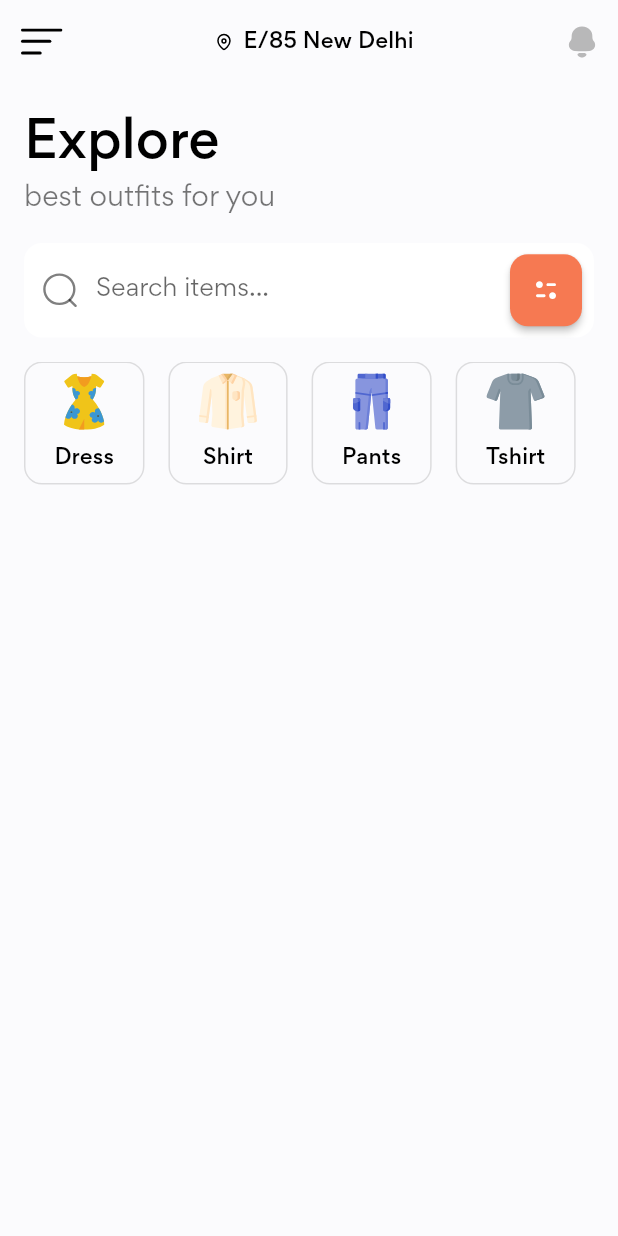
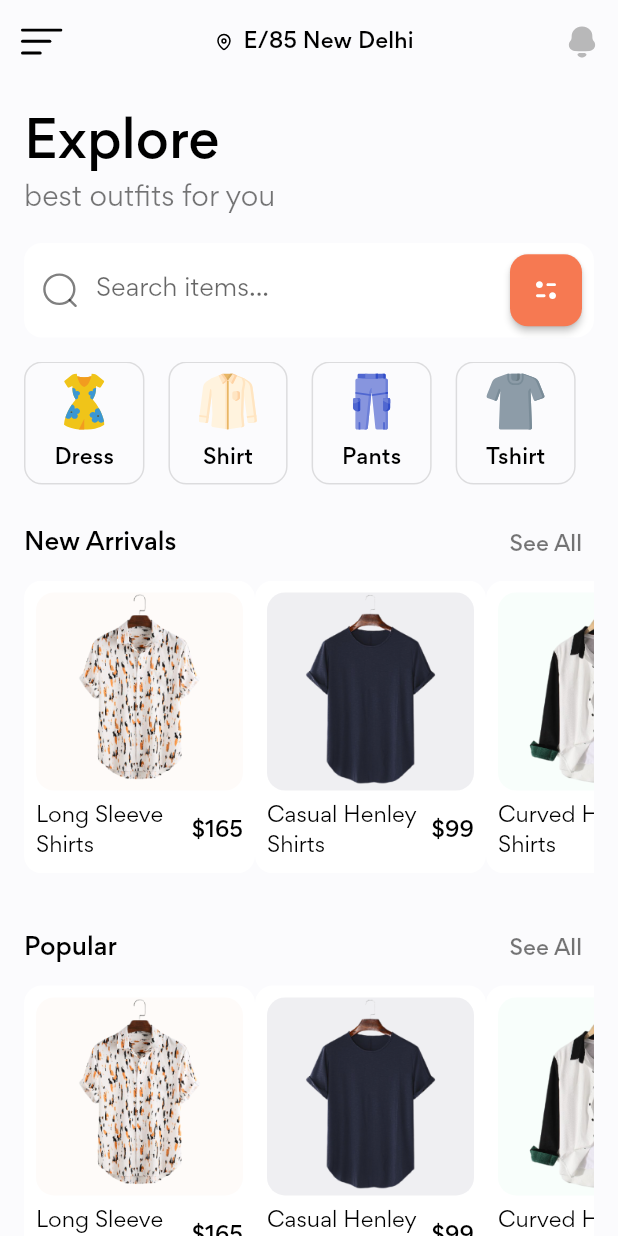
Before and after one commit to Vikram1997-hue/Shopping_App, a Flutter app: the screen it shows after launch, on a phone screen of 412 x 824 dp. Run offline on Flutter 3.47's test engine with Material 2 defaults, Android fonts, the light colour scheme and no system bars; our stand-ins replace flutter_svg.

Commit message:
home screen completed

```diff
--- a/lib/main.dart
+++ b/lib/main.dart
@@ -22,6 +22,10 @@ class MyApp extends StatelessWidget {
         textTheme: const TextTheme(
           bodyText2: TextStyle(color: Colors.black54),
         ),
+        // textTheme: Theme.of(context).textTheme.apply(
+        //   bodyColor: Colors.black54,
+        //   fontFamily: "Gordita",
+        // ),
       ),
       home: HomeScreen(),
     );
--- /dev/null
+++ b/lib/models/Product.dart
@@ -0,0 +1,38 @@
+import 'package:flutter/material.dart';
+
+class Product {
+  final String image, title;
+  final int price;
+  final Color color;
+
+  Product({
+    @required this.image, this.title, this.price,
+    this.color = const Color(0xFFEFEFF2),
+  });
+}
+
+List<Product> demo_product = [
+  Product(
+    image: "assets/images/product_0.png",
+    title: "Long Sleeve Shirts",
+    price: 165,
+    color: const Color(0xFFFEFBF9),
+  ),
+  Product(
+    image: "assets/images/product_1.png",
+    title: "Casual Henley Shirts",
+    price: 99,
+  ),
+  Product(
+    image: "assets/images/product_2.png",
+    title: "Curved Hem Shirts",
+    price: 180,
+    color: const Color(0xFFF8FEFB),
+  ),
+  Product(
+    image: "assets/images/product_3.png",
+    title: "Casual Nolin",
+    price: 149,
+    color: const Color(0xFFEEEEED),
+  ),
+];
--- a/lib/screens/home/components/categories.dart
+++ b/lib/screens/home/components/categories.dart
@@ -15,7 +15,7 @@ class Categories extends StatelessWidget {
       child: Row(
         children: List.generate(
           demo_categories.length,
-              (index) => Padding(
+          (index) => Padding(
             padding: const EdgeInsets.only(right: defaultPadding),
             child: CategoryCard(
                 icon: demo_categories[index].icon,
@@ -36,7 +36,7 @@ class CategoryCard extends StatelessWidget {
   }) : super(key: key);
 
   final String icon, title;
-  final VoidCallback press;
+  final Function press;
 
   @override
   Widget build(BuildContext context) {
@@ -44,7 +44,7 @@ class CategoryCard extends StatelessWidget {
       onPressed: press,
       style: OutlinedButton.styleFrom(
         shape: RoundedRectangleBorder(
-          borderRadius: BorderRadius.all(Radius.circular(defaultBorderRadius)),
+          borderRadius: BorderRadius.circular(defaultBorderRadius),
         ),
       ),
       child: Padding(
--- /dev/null
+++ b/lib/screens/home/components/entire_new_arrival_section.dart
@@ -0,0 +1,42 @@
+import 'package:flutter/material.dart';
+import 'section_title.dart';
+import 'package:shopping_app/models/Product.dart';
+import 'product_dart.dart';
+
+class EntireNewArrivalSection extends StatelessWidget {
+  const EntireNewArrivalSection({
+    Key key,
+  }) : super(key: key);
+
+  @override
+  Widget build(BuildContext context) {
+    return Column(
+      children: [
+        SectionTitle(title: "New Arrivals",),
+        SingleChildScrollView(
+          scrollDirection: Axis.horizontal,
+          child: Row(
+            crossAxisAlignment: CrossAxisAlignment.start,
+            children: List.generate(
+              demo_product.length,
+                  (index) => Padding(
+                padding: const EdgeInsets.only(
+                    left: 0
+                  // left: defaultPadding/2,
+                  // right: defaultPadding/2,
+                ),
+                child: NewArrivalsProduct(
+                  image: demo_product[index].image,
+                  title: demo_product[index].title,
+                  price: demo_product[index].price,
+                  press: () {},
+                  color: demo_product[index].color,
+                ),
+              ),
+            ),
+          ),
+        ),
+      ],
+    );
+  }
+}
--- /dev/null
+++ b/lib/screens/home/components/popular_section.dart
@@ -0,0 +1,42 @@
+import 'package:flutter/material.dart';
+import 'section_title.dart';
+import 'package:shopping_app/models/Product.dart';
+import 'product_dart.dart';
+
+class PopularSection extends StatelessWidget {
+  const PopularSection({
+    Key key,
+  }) : super(key: key);
+
+  @override
+  Widget build(BuildContext context) {
+    return Column(
+      children: [
+        SectionTitle(title: "Popular"),
+        SingleChildScrollView(
+          scrollDirection: Axis.horizontal,
+          child: Row(
+            crossAxisAlignment: CrossAxisAlignment.start,
+            children: List.generate(
+              demo_product.length,
+                  (index) => Padding(
+                padding: const EdgeInsets.only(
+                    left: 0
+                  // left: defaultPadding/2,
+                  // right: defaultPadding/2,
+                ),
+                child: NewArrivalsProduct(
+                  image: demo_product[index].image,
+                  title: demo_product[index].title,
+                  price: demo_product[index].price,
+                  press: () {},
+                  color: demo_product[index].color,
+                ),
+              ),
+            ),
+          ),
+        ),
+      ],
+    );
+  }
+}
--- /dev/null
+++ b/lib/screens/home/components/product_dart.dart
@@ -0,0 +1,59 @@
+import 'package:flutter/material.dart';
+import 'package:shopping_app/constants.dart';
+
+class NewArrivalsProduct extends StatelessWidget {
+  const NewArrivalsProduct({
+    Key key,
+    @required this.image, this.title, this.color, this.price, this.press,
+  }) : super(key: key);
+
+  final String image, title;
+  final Color color;
+  final int price;
+  final Function press;
+
+  @override
+  Widget build(BuildContext context) {
+    return GestureDetector(
+      onTap: press,
+      child: Container(
+        width: 154,
+        padding: EdgeInsets.all(defaultPadding/2),
+        decoration: BoxDecoration(
+          color: Colors.white,
+          borderRadius: BorderRadius.circular(defaultBorderRadius),
+        ),
+        child: Column(
+          children: [
+            Container(
+              width: double.infinity,
+              decoration: BoxDecoration(
+                color: color,
+                borderRadius: BorderRadius.circular(defaultBorderRadius),
+              ),
+              child: Image.asset(
+                image,
+                height: 132,
+              ),
+            ),
+            SizedBox(height: defaultPadding/2.2,),
+            Row(
+              children: [
+                Expanded(
+                  child: Text(
+                    title,
+                    style: TextStyle(
+                      color: Colors.black,
+                    ),
+                  ),
+                ),
+                SizedBox(width: defaultPadding/4,),
+                Text("\$$price", style: Theme.of(context).textTheme.subtitle2,),
+              ],
+            ),
+          ],
+        ),
+      ),
+    );
+  }
+}
--- a/lib/screens/home/components/search_form.dart
+++ b/lib/screens/home/components/search_form.dart
@@ -4,7 +4,7 @@ import 'package:shopping_app/constants.dart';
 
 const OutlineInputBorder outlineInputBorder = OutlineInputBorder(
   borderRadius: BorderRadius.all(Radius.circular(defaultBorderRadius)),
-  borderSide: BorderSide.none,
+  borderSide: BorderSide.none, //means don't show the border
 );
 
 class SearchForm extends StatelessWidget {
@@ -14,8 +14,10 @@ class SearchForm extends StatelessWidget {
 
   @override
   Widget build(BuildContext context) {
-    return Form(
-      child: TextFormField(
+    return
+      // Form(
+      // child:
+      TextFormField(
         decoration: InputDecoration(
           hintText: "Search items...",
           filled: true,
@@ -47,7 +49,7 @@ class SearchForm extends StatelessWidget {
             ),
           ),
         ),
-      ),
-    );
+      ); //,
+    //);
   }
 }
--- /dev/null
+++ b/lib/screens/home/components/section_title.dart
@@ -0,0 +1,39 @@
+import 'package:flutter/material.dart';
+import 'package:shopping_app/constants.dart';
+
+class SectionTitle extends StatelessWidget {
+  const SectionTitle({
+    Key key,
+    @required this.title
+  }) : super(key: key);
+
+  final String title;
+
+  @override
+  Widget build(BuildContext context) {
+    return Padding(
+      padding: EdgeInsets.only(top: defaultPadding),
+      child: Row(
+        mainAxisAlignment: MainAxisAlignment.spaceBetween ,
+        children: [
+          Text(
+            title,
+            style: Theme.of(context).textTheme.subtitle1.copyWith(
+              color: Colors.black,
+              fontWeight: FontWeight.w500,
+            ),
+          ),
+          TextButton(
+            onPressed: () {},
+            child: Text(
+              "See All",
+              style: TextStyle(
+                color: Colors.black54,
+              ),
+            ),
+          ),
+        ],
+      ),
+    );
+  }
+}
--- a/lib/screens/home/home_screen.dart
+++ b/lib/screens/home/home_screen.dart
@@ -3,7 +3,8 @@ import 'package:flutter_svg/svg.dart';
 import 'package:shopping_app/constants.dart';
 import './components/search_form.dart';
 import './components/categories.dart';
-
+import './components/entire_new_arrival_section.dart';
+import './components/popular_section.dart';
 
 class HomeScreen extends StatelessWidget {
   //const HomeScreen({Key? key}) : super(key: key);
@@ -33,7 +34,8 @@ class HomeScreen extends StatelessWidget {
           )
         ],
       ),
-      body: Padding(
+      body: SingleChildScrollView(
+        scrollDirection: Axis.vertical,
         padding: const EdgeInsets.all(defaultPadding),
         child: Column(
           crossAxisAlignment: CrossAxisAlignment.start,
@@ -52,6 +54,9 @@ class HomeScreen extends StatelessWidget {
               child: SearchForm(),
             ),
             Categories(),
+            EntireNewArrivalSection(),
+            SizedBox(height: defaultPadding/1.5,),
+            PopularSection(),
           ],
         ),
       ),
```
Also changed, not shown: lib/screens/details/details_screen.dart (added).
